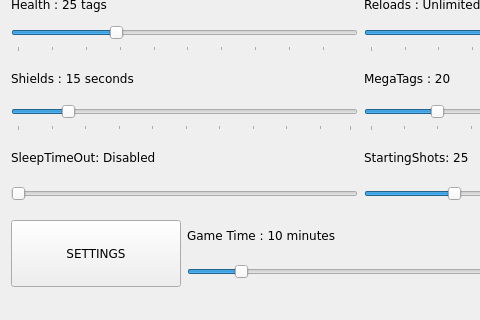
Old version of the form LttoMainWindow.ui in the repository rmick/Combobulator; both pictures show x 0 to 480 and y 293 to 613 of the 898 by 613 pixel window.
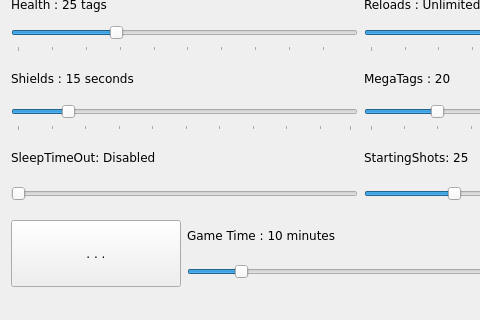
New version of the form.

```diff
--- a/LttoMainWindow.ui
+++ b/LttoMainWindow.ui
@@ -1224,7 +1224,7 @@
        </sizepolicy>
       </property>
       <property name="text">
-       <string>SETTINGS</string>
+       <string>. . .</string>
       </property>
      </widget>
     </item>
```
